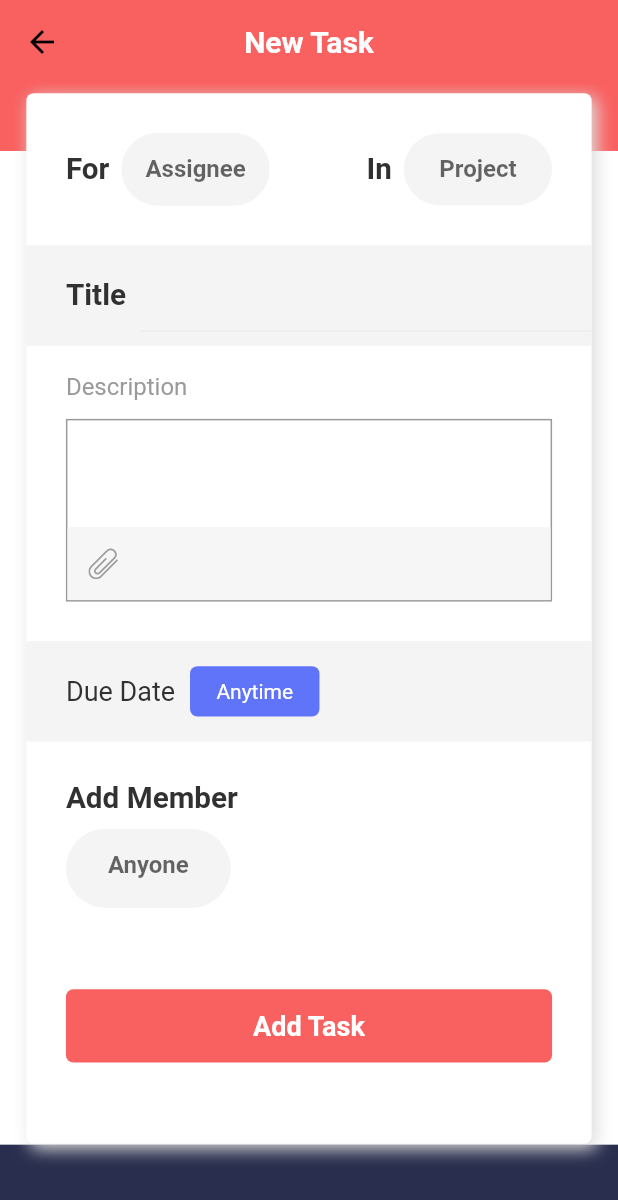
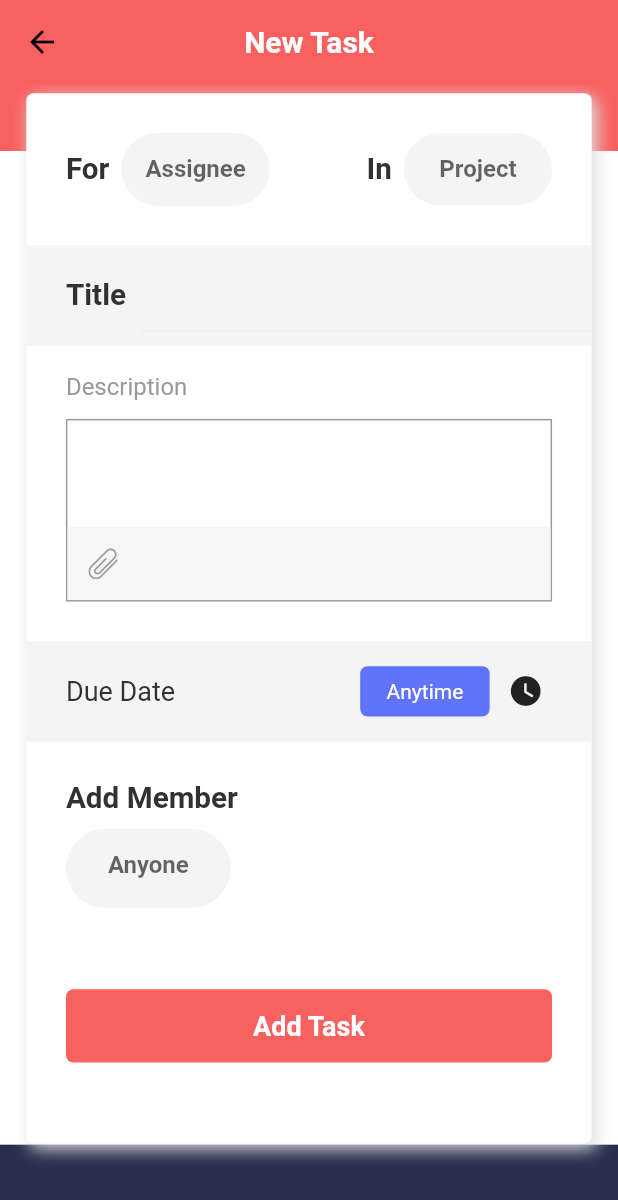
Before and after one commit to TranNhi27/TodoList, a Flutter app: the CreateTaskScreen screen opened by its route, after a tap on "Add Task", on a phone screen of 412 x 824 dp. Shown: the top 1200 px of the screen. Run offline on Flutter 3.47's test engine with Material 2 defaults, Android fonts, the phone set to English and light mode, and no system bars; our stand-ins replace flutter_slidable, flutter_svg, flutter_typeahead, persistent_bottom_nav_bar, sqflite, table_calendar; missing offline and left inert: flutter_custom_dialog; accounts and stored records are empty.

```diff
--- a/lib/screens/create_task/components/date_field.dart
+++ b/lib/screens/create_task/components/date_field.dart
@@ -9,11 +9,12 @@ import 'pop_up_calendar.dart';
 class DateField extends StatefulWidget {
   DateField({
     Key? key,
-    required this.onChanged
+    required this.onChangedDate,
+    required this.onChangedTime
   }) : super(key: key);
 
-  ValueChanged<String> onChanged;
-
+  ValueChanged<String> onChangedDate;
+  ValueChanged<String> onChangedTime;
   @override
   State<DateField> createState() => _DateFieldState();
 }
@@ -22,9 +23,25 @@ class _DateFieldState extends State<DateField> {
   String time = 'Anytime';
   AlertDialog dialog = AlertDialog();
   Task task = Task(taskTitle: '');
+  TimeOfDay _time = TimeOfDay.now();
+
+  void _selectTime() async {
+    final TimeOfDay? newTime = await showTimePicker(
+      context: context,
+      initialTime: _time,
+    );
+    if (newTime != null) {
+      setState(() {
+        _time = newTime;
+      });
+    }
+  }
+
   @override
   Widget build(BuildContext context) {
     PopUpCalendar popUpCalendar = PopUpCalendar(task: task);
+    final localizations = MaterialLocalizations.of(context);
+    final formattedTimeOfDay = localizations.formatTimeOfDay(_time);
     return Container(
       height: getProportionateScreenHeight(66),
       color: kGrayColor,
@@ -33,6 +50,7 @@ class _DateFieldState extends State<DateField> {
       child: Row(
         children: [
           Text('Due Date',style: TextStyle(fontSize: 18),),
+          Spacer(),
           SizedBox(width: 10,),
           InkWell(
             child: Container(
@@ -58,7 +76,8 @@ class _DateFieldState extends State<DateField> {
                               Navigator.pop(context, popUpCalendar.task.date);
                               setState(() {
                                time = task.date;
-                               widget.onChanged(time);
+                               widget.onChangedDate(time);
+                               widget.onChangedTime(formattedTimeOfDay);
                               });
                             }),
                           )
@@ -68,6 +87,15 @@ class _DateFieldState extends State<DateField> {
               });
             },
           ),
+          Padding(
+            padding: const EdgeInsets.only(right: 20),
+            child: IconButton(onPressed: () {
+              _selectTime();
+            },
+                icon: Icon(
+                  Icons.watch_later_sharp
+                )),
+          ),
         ],
       ),
     );
--- a/lib/screens/create_task/components/task_form.dart
+++ b/lib/screens/create_task/components/task_form.dart
@@ -22,6 +22,7 @@ class TaskForm extends StatelessWidget {
     String selectedTitle = "";
     String selectedDate = "";
     String selectedDes = "";
+    String selectedTime = "";
     return SingleChildScrollView(
       child: Container(
           margin: EdgeInsets.symmetric(
@@ -57,8 +58,11 @@ class TaskForm extends StatelessWidget {
               DescriptionField(onChanged: (des) {
                 selectedDes = des;
               }),
-              DateField(onChanged: (time) {
-                selectedDate = time;
+              DateField(onChangedDate: (date) {
+                selectedDate = date;
+              },
+              onChangedTime: (time) {
+                selectedTime = time;
               },),
               Padding(
                 padding: EdgeInsets.symmetric(horizontal: k24Padding),
@@ -75,9 +79,9 @@ class TaskForm extends StatelessWidget {
               Padding(
                 padding: EdgeInsets.symmetric(horizontal: k24Padding),
                 child: DefaultTextButton(text: 'Add Task', press: () {
-                  addTask(selectedTitle, selectedDes, DateTime.parse(selectedDate).toString(), null);
+                  addTask(selectedTitle, selectedDes, DateTime.parse(selectedDate).toString(), selectedTime);
                   print(TaskDatabase.instance.taskLength());
-                  print(selectedTitle);
+                  print(selectedTime);
                   Navigator.pushReplacement(
                     context,
                     MaterialPageRoute(
--- a/lib/screens/view_task/components/view_task_detail.dart
+++ b/lib/screens/view_task/components/view_task_detail.dart
@@ -42,7 +42,7 @@ class _ViewTaskDetailState extends State<ViewTaskDetail> {
               buildTaskTitle(
                   title: task.taskTitle),
               AssignToWhomBox(task: task,),
-              DueDateBox(dateTime: task.date,),
+              DueDateBox(dateTime: task.date, time: task.hour,),
               DescriptionBox(description: task.description,),
               MembersBox(group: (task.members != null ? task.members : blankMember) as List<User>,),
               TagBox(tag: "TODO",),
--- a/pubspec.yaml
+++ b/pubspec.yaml
@@ -41,6 +41,8 @@ dependencies:
   flutter_typeahead: ^4.0.0
   sqflite: ^2.0.2+1
   path: ^1.8.1
+  flutter_local_notifications: ^9.6.1
+  rxdart: ^0.27.4
 
 dev_dependencies:
   flutter_test:
```
Also changed, not shown: lib/screens/view_task/components/due_date_box.dart (+8 -3 lines), pubspec.lock.
